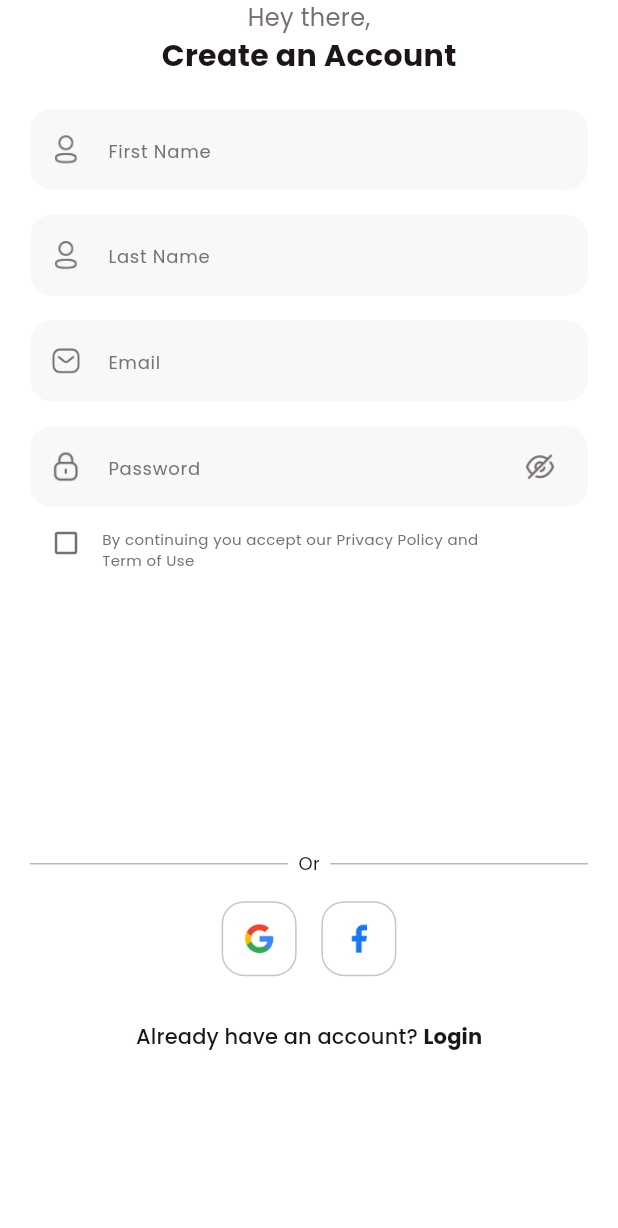
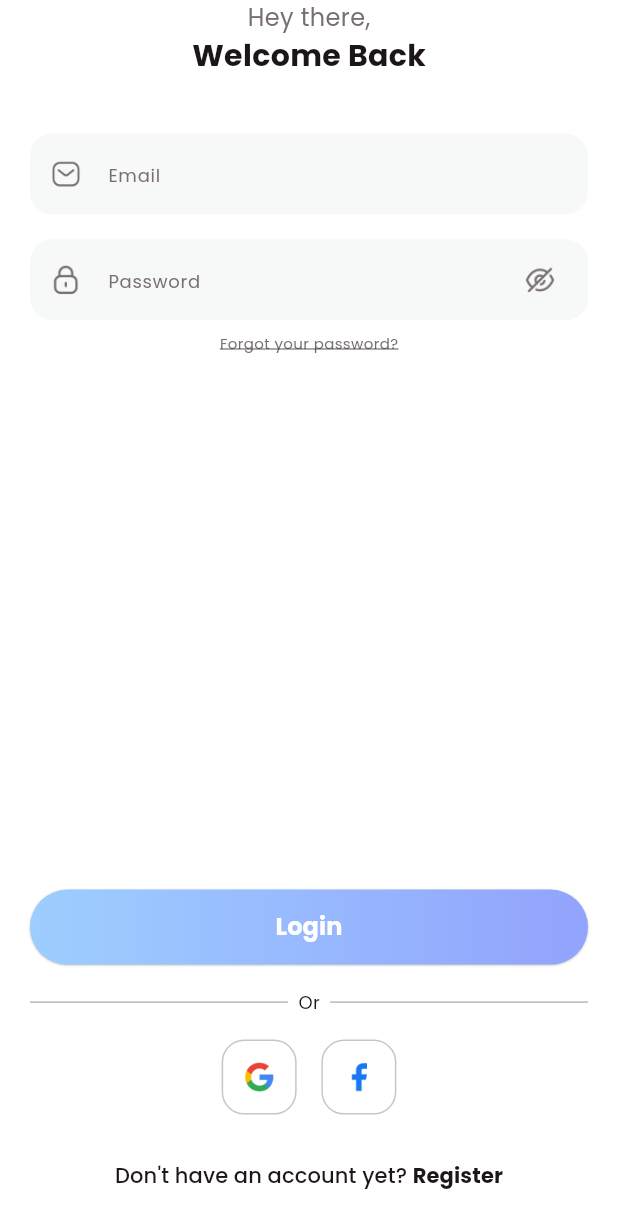
Before and after one commit to Aplikasi-Fitness/Proyek_3, a Flutter app: the screen it shows after launch, on a phone screen of 412 x 824 dp. Shown: the top 1228 px of the screen. Run offline on Flutter 3.47's test engine with Material 3 defaults, Android fonts, the phone set to English and light mode, and no system bars; our stand-ins replace carousel_slider.

```diff
--- a/fitness/lib/main.dart
+++ b/fitness/lib/main.dart
@@ -1,5 +1,5 @@
 import 'package:fitness/common/colo_extension.dart';
-import 'package:fitness/view/login/signup_view.dart';
+import 'package:fitness/view/login/login_view.dart';
 import 'package:flutter/material.dart';
 
 void main() {
@@ -18,7 +18,7 @@ class MyApp extends StatelessWidget {
         primaryColor: TColor.primaryColor1,
         fontFamily: "Poppins"
       ),
-      home: const SignUpView(),
+      home: const LoginView(),
     );
   }
 }
--- a/fitness/lib/view/login/signup_view.dart
+++ b/fitness/lib/view/login/login_view.dart
@@ -1,15 +1,17 @@
 import 'package:fitness/common/colo_extension.dart';
+import 'package:fitness/common_widget/round_button.dart';
 import 'package:fitness/common_widget/round_textField.dart';
+import 'package:fitness/view/login/complete_profile_view.dart';
 import 'package:flutter/material.dart';
 
-class SignUpView extends StatefulWidget {
-  const SignUpView({super.key});
+class LoginView extends StatefulWidget {
+  const LoginView({super.key});
 
   @override
-  State<SignUpView> createState() => _SignUpViewState();
+  State<LoginView> createState() => _SignUpViewState();
 }
 
-class _SignUpViewState extends State<SignUpView> {
+class _SignUpViewState extends State<LoginView> {
   bool isCheck = false;
   @override
   Widget build(BuildContext context) {
@@ -18,7 +20,8 @@ class _SignUpViewState extends State<SignUpView> {
       backgroundColor: TColor.white,
       body: SingleChildScrollView(
         child: SafeArea(
-          child: Padding(
+          child: Container(
+            height: media.height,
             padding: const EdgeInsets.symmetric(horizontal: 20),
             child: Column(
               crossAxisAlignment: CrossAxisAlignment.center,
@@ -28,7 +31,7 @@ class _SignUpViewState extends State<SignUpView> {
                   style: TextStyle(color: TColor.gray, fontSize: 16),
                 ),
                 Text(
-                  "Create an Account",
+                  "Welcome Back",
                   style: TextStyle(
                       color: TColor.black,
                       fontSize: 20,
@@ -36,17 +39,6 @@ class _SignUpViewState extends State<SignUpView> {
                 ),
                 SizedBox(
                   height: media.width * 0.05,
-                ),
-                const RoundTextField(
-                  hitText: "First Name",
-                  icon: "assets/img/user_text.png",
-                ),
-                SizedBox(
-                  height: media.width * 0.04,
-                ),
-                const RoundTextField(
-                  hitText: "Last Name",
-                  icon: "assets/img/user_text.png",
                 ),
                 SizedBox(
                   height: media.width * 0.04,
@@ -78,36 +70,27 @@ class _SignUpViewState extends State<SignUpView> {
                           ))),
                 ),
                 Row(
-                  // crossAxisAlignment: CrossAxisAlignment.,
+                  mainAxisAlignment: MainAxisAlignment.center,
                   children: [
-                    IconButton(
-                      onPressed: () {
-                        setState(() {
-                          isCheck = !isCheck;
-                        });
-                      },
-                      icon: Icon(
-                        isCheck
-                            ? Icons.check_box_outlined
-                            : Icons.check_box_outline_blank_outlined,
-                        color: TColor.gray,
-                        size: 20,
-                      ),
-                    ),
+
                     Padding(
                       padding: const EdgeInsets.only(top: 8),
-                      child:  Text(
-                          "By continuing you accept our Privacy Policy and\nTerm of Use",
-                          style: TextStyle(color: TColor.gray, fontSize: 10),
-                        ),
-
+                      child: Text(
+                        "Forgot your password?",
+                        style: TextStyle(color: TColor.gray, fontSize: 10,decoration: TextDecoration.underline),
+                      ),
                     )
                   ],
                 ),
-                SizedBox(
-                  height: media.width * 0.4,
-                ),
-
+                Spacer(),
+                RoundButton(
+                    title: "Login",
+                    onPressed: () {
+                      Navigator.push(
+                          context,
+                          MaterialPageRoute(
+                              builder: (context) => CompleteProfileView()));
+                    }),
                 SizedBox(
                   height: media.width * 0.04,
                 ),
@@ -157,11 +140,9 @@ class _SignUpViewState extends State<SignUpView> {
                         ),
                       ),
                     ),
-
-                     SizedBox(
+                    SizedBox(
                       width: media.width * 0.04,
                     ),
-
                     GestureDetector(
                       onTap: () {},
                       child: Container(
@@ -190,20 +171,20 @@ class _SignUpViewState extends State<SignUpView> {
                 ),
                 TextButton(
                   onPressed: () {
-
+                    Navigator.pop(context);
                   },
                   child: Row(
                     mainAxisSize: MainAxisSize.min,
                     children: [
                       Text(
-                        "Already have an account? ",
+                        "Don't have an account yet? ",
                         style: TextStyle(
                           color: TColor.black,
                           fontSize: 14,
                         ),
                       ),
                       Text(
-                        "Login",
+                        "Register",
                         style: TextStyle(
                             color: TColor.black,
                             fontSize: 14,
--- a/fitness/lib/view/on_boarding/on_boarding_view.dart
+++ b/fitness/lib/view/on_boarding/on_boarding_view.dart
@@ -1,5 +1,5 @@
 import 'package:fitness/common_widget/on_boarding_page.dart';
-import 'package:fitness/view/login/signup_view.dart';
+import 'package:fitness/view/login/login_view.dart';
 import 'package:flutter/material.dart';
 import '../../common/colo_extension.dart';
 
@@ -107,7 +107,7 @@ class _OnBoardingViewState extends State<OnBoardingView> {
                         setState(() {});
                       } else {
                         print("Open Welcome Screen");
-                        Navigator.push(context, MaterialPageRoute(builder: (context) => const SignUpView()));
+                        Navigator.push(context, MaterialPageRoute(builder: (context) => const LoginView()));
                       }
                     },
                   ),
--- a/fitness/pubspec.yaml
+++ b/fitness/pubspec.yaml
@@ -9,6 +9,9 @@ environment:
 dependencies:
   flutter:
     sdk: flutter
+
+  cupertino_icons: ^1.0.2
+  carousel_slider: ^5.0.0
 
 dev_dependencies:
   flutter_test:
```
Also changed, not shown: fitness/lib/view/login/complete_profile_view.dart (added, +189 -0 lines), fitness/lib/view/login/welcome_view.dart (added, +62 -0 lines), fitness/lib/view/login/what_your_goal_view.dart (added, +149 -0 lines), fitness/pubspec.lock.
